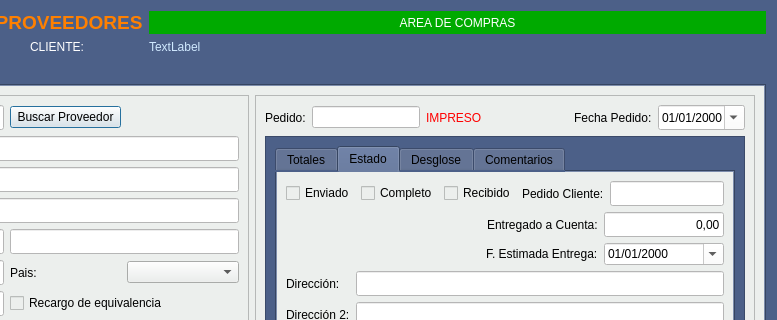
This is Zona_Compras/frmpedidosproveedor.ui in arcnexus/RedFoX as Qt 5 draws it before an edit; both pictures show x 246 to 1023 and y 0 to 320 of the 1023 by 487 pixel window. The edited form follows.
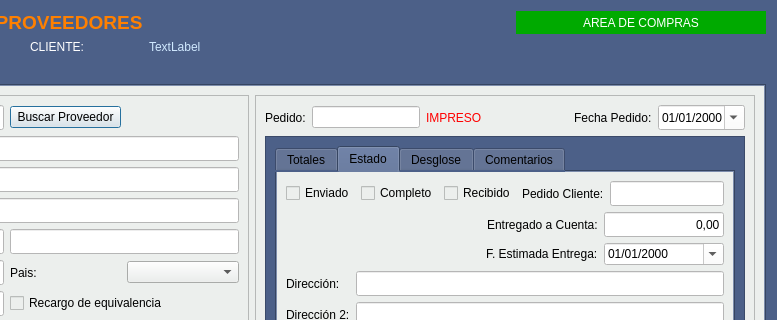
This is the edited form. Icons and pictures are not drawn.

Commit message: formularios area compras

Diff of the .ui file:
```diff
--- a/Zona_Compras/frmpedidosproveedor.ui
+++ b/Zona_Compras/frmpedidosproveedor.ui
@@ -24,6 +24,39 @@
      </property>
     </widget>
    </item>
+   <item row="0" column="4">
+    <spacer name="horizontalSpacer_6">
+     <property name="orientation">
+      <enum>Qt::Horizontal</enum>
+     </property>
+     <property name="sizeHint" stdset="0">
+      <size>
+       <width>259</width>
+       <height>20</height>
+      </size>
+     </property>
+    </spacer>
+   </item>
+   <item row="0" column="5">
+    <widget class="QLabel" name="label_22">
+     <property name="minimumSize">
+      <size>
+       <width>250</width>
+       <height>0</height>
+      </size>
+     </property>
+     <property name="styleSheet">
+      <string notr="true">background-color: rgb(0, 170, 0);
+color: rgb(255, 255, 255);</string>
+     </property>
+     <property name="text">
+      <string>AREA DE COMPRAS</string>
+     </property>
+     <property name="alignment">
+      <set>Qt::AlignCenter</set>
+     </property>
+    </widget>
+   </item>
    <item row="1" column="0">
     <widget class="QLabel" name="label_18">
      <property name="maximumSize">
@@ -82,7 +115,7 @@
      </property>
     </widget>
    </item>
-   <item row="2" column="0" colspan="4">
+   <item row="2" column="0" colspan="6">
     <widget class="QTabWidget" name="tabWidget_2">
      <property name="styleSheet">
       <string notr="true"/>
@@ -1975,7 +2008,7 @@
      </widget>
     </widget>
    </item>
-   <item row="3" column="0" colspan="4">
+   <item row="3" column="0" colspan="6">
     <widget class="QFrame" name="frame_4">
      <property name="minimumSize">
       <size>
@@ -2234,20 +2267,6 @@
      </layout>
     </widget>
    </item>
-   <item row="0" column="3">
-    <widget class="QLabel" name="label_22">
-     <property name="styleSheet">
-      <string notr="true">background-color: rgb(0, 170, 0);
-color: rgb(255, 255, 255);</string>
-     </property>
-     <property name="text">
-      <string>AREA DE COMPRAS</string>
-     </property>
-     <property name="alignment">
-      <set>Qt::AlignCenter</set>
-     </property>
-    </widget>
-   </item>
   </layout>
  </widget>
  <resources>
```
The commit also changes 7 other files.
